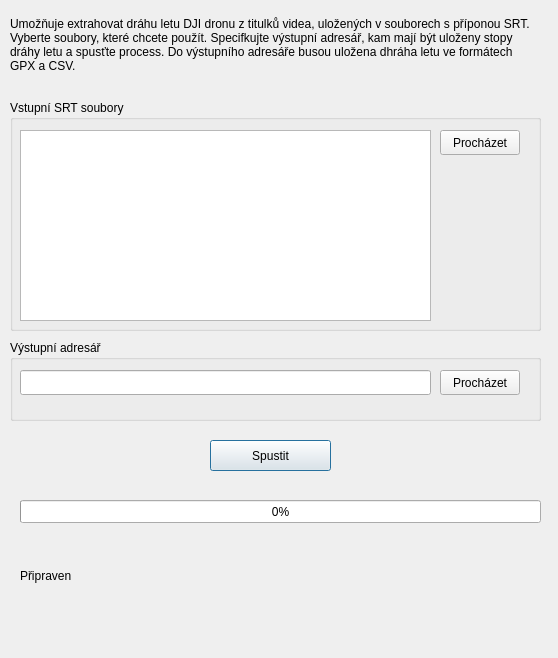
ruz76/qgis_patrac_3, file dron/convert.ui: the form before one commit.
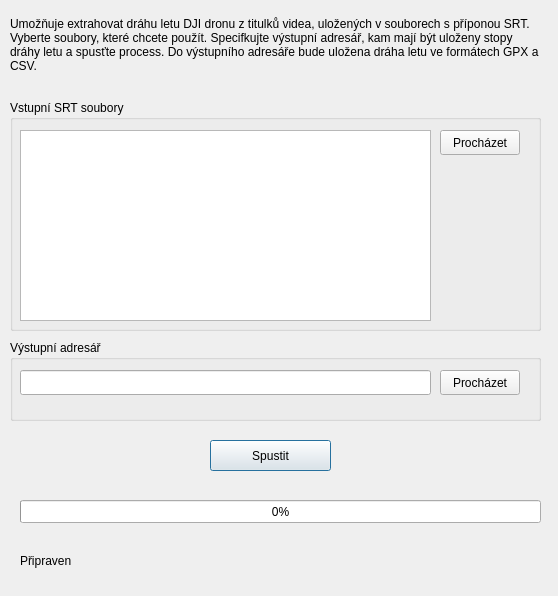
The form after the commit.

Commit message: Drone utility with GUI

Patch:
```diff
--- a/dron/convert.ui
+++ b/dron/convert.ui
@@ -7,7 +7,7 @@
     <x>0</x>
     <y>0</y>
     <width>558</width>
-    <height>658</height>
+    <height>596</height>
    </rect>
   </property>
   <property name="windowTitle">
@@ -45,7 +45,7 @@
      <x>20</x>
      <y>540</y>
      <width>501</width>
-     <height>71</height>
+     <height>41</height>
     </rect>
    </property>
    <property name="text">
@@ -137,7 +137,7 @@
     </rect>
    </property>
    <property name="text">
-    <string>&lt;html&gt;&lt;head/&gt;&lt;body&gt;&lt;p&gt;Umožňuje extrahovat dráhu letu DJI dronu z titulků videa, uložených v souborech s příponou SRT. Vyberte soubory, které chcete použít. Specifkujte výstupní adresář, kam mají být uloženy stopy dráhy letu a spusťte process. Do výstupního adresáře busou uložena dhráha letu ve formátech GPX a CSV.&lt;/p&gt;&lt;/body&gt;&lt;/html&gt;</string>
+    <string>&lt;html&gt;&lt;head/&gt;&lt;body&gt;&lt;p&gt;Umožňuje extrahovat dráhu letu DJI dronu z titulků videa, uložených v souborech s příponou SRT. Vyberte soubory, které chcete použít. Specifkujte výstupní adresář, kam mají být uloženy stopy dráhy letu a spusťte process. Do výstupního adresáře bude uložena dráha letu ve formátech GPX a CSV.&lt;/p&gt;&lt;/body&gt;&lt;/html&gt;</string>
    </property>
    <property name="wordWrap">
     <bool>true</bool>
```
Left out of the diff: 2 changed lines with no effect on the pictures. The commit also changes 1 other file.
